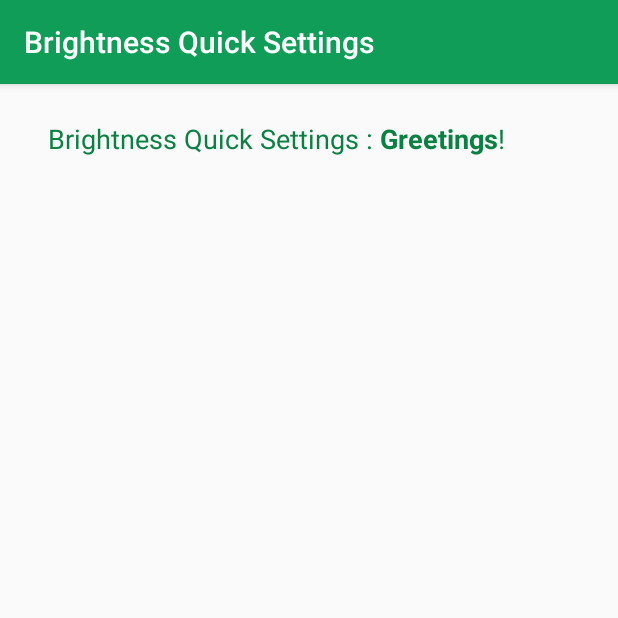
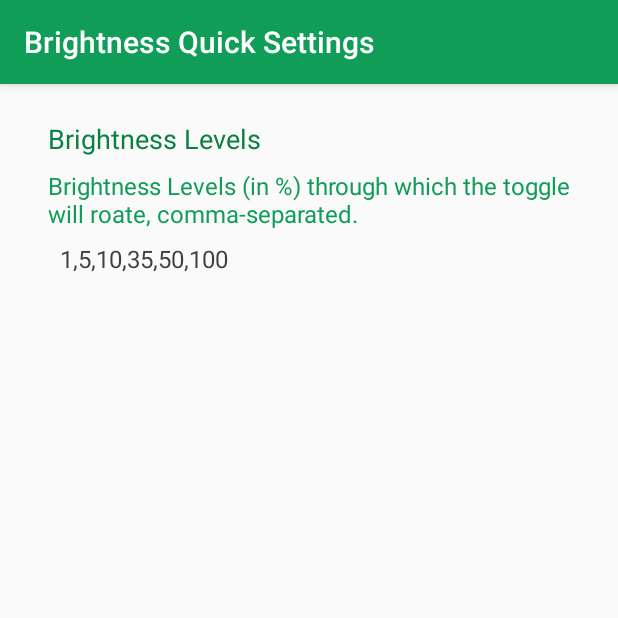
Before and after one commit to orionlee/aBrightnessQS, an Android app: the screen it shows after launch (MainActivity), on a phone screen of 412 x 824 dp, the top half of it. Run offline under Robolectric (Android 15) with nearby library versions, the phone set to English and light mode, and no system bars.

Commit message:
UI prototype for Brightness settings

```diff
--- a/app/src/main/java/net/oldev/aBrightnessQS/MainActivity.java
+++ b/app/src/main/java/net/oldev/aBrightnessQS/MainActivity.java
@@ -2,12 +2,121 @@ package net.oldev.aBrightnessQS;
 
 import android.support.v7.app.AppCompatActivity;
 import android.os.Bundle;
+import android.content.Context;
+import android.content.DialogInterface;
+import android.view.View;
+import android.widget.TextView;
+import android.widget.EditText;
 
 public class MainActivity extends AppCompatActivity {
 
+    private static class BrightnessSettingsModel {
+
+        private final Context mContext;
+
+        private ChangeListener mListener = null;
+
+        public BrightnessSettingsModel(Context context) {
+            mContext = context;
+        }
+
+        // TODO: real persistence
+        private static String msSettings = "1,5,10,35,50,100";
+
+        public String getSettings() {
+            return msSettings;
+        }
+
+        public void setSettings(String settings) {
+            // TODO: validation
+            msSettings = settings;
+            fireChangeEvent();
+        }
+
+        private void fireChangeEvent() {
+            if (mListener != null) {
+                mListener.onChange(msSettings);
+            }
+        }
+
+        public void setOnChangeListener(ChangeListener listener) {
+            mListener = listener;
+            fireChangeEvent();
+        }
+
+        public static interface ChangeListener {
+            void onChange(String settings);
+        }
+    }
+    private BrightnessSettingsModel mModel;
+
+    private void dbgMsg(String msg) {
+        android.widget.Toast.makeText(getApplicationContext(), msg,
+            android.widget.Toast.LENGTH_LONG).show();
+    }
     @Override
     protected void onCreate(Bundle savedInstanceState) {
         super.onCreate(savedInstanceState);
+        // Now setup the UI
         setContentView(R.layout.activity_main);
+
+        // Useful for issues below
+        final TextView brightnessPctsOutput = (TextView)findViewById(R.id.brightnessPctsOutput);
+
+        // Connect brightnessPctsOutput UI to the model
+        mModel = new BrightnessSettingsModel(this);
+        BrightnessSettingsModel.ChangeListener changeListener = new BrightnessSettingsModel.ChangeListener() {
+            @Override
+            public void onChange(String settings) {
+                brightnessPctsOutput.setText(settings);
+            }
+        };
+
+        mModel.setOnChangeListener(changeListener);
+
+
+        // Hook a dialog to change brightness levels
+        final View brightnessPctsSection = findViewById(R.id.brightnessPctsSection);
+        brightnessPctsSection.setOnClickListener(new View.OnClickListener() {
+             public void onClick(View v) {
+                 final CharSequence brightnessPctsStr = brightnessPctsOutput.getText();
+                 showBrightnessPctsDialog(brightnessPctsStr);
+             }
+         });
+
+
+    }
+
+    private CharSequence getTextOfViewById(int id) {
+        final TextView tView = (TextView)findViewById(id);
+        return tView.getText();
+    }
+    private void showBrightnessPctsDialog(CharSequence curValue) {
+        android.app.AlertDialog.Builder builder = new android.app.AlertDialog.Builder(this);
+
+        builder.setTitle(getTextOfViewById(R.id.brightnessPctsLabel));
+        builder.setMessage(getTextOfViewById(R.id.brightnessPctsLabelDesc));
+
+        final EditText editText = new EditText(this);
+        editText.setText(curValue);
+
+        builder.setView(editText);
+
+        builder.setPositiveButton("OK", new DialogInterface.OnClickListener() {
+            public void onClick(DialogInterface dialog, int whichButton) {
+                String newVal = editText.getText().toString();
+                mModel.setSettings(newVal);
+                dbgMsg("After OK: " + newVal);
+            }
+        });
+
+        builder.setNegativeButton("CANCEL", new DialogInterface.OnClickListener() {
+            public void onClick(DialogInterface dialog, int whichButton) {
+                // Nothing to do
+            }
+        });
+
+        builder.show();
+
     }
 }
--- a/app/src/main/res/layout/activity_main.xml
+++ b/app/src/main/res/layout/activity_main.xml
@@ -12,7 +12,40 @@
     android:paddingTop="@dimen/activity_vertical_margin"
     tools:context="net.oldev.aBrightnessQS.MainActivity">
 
-    <TextView
+<!--    <TextView
+        android:id="@+id/settingsTitle"
         style="@style/BodyFont"
-        android:text="@string/app_greeting" />
+        android:text="@string/app_greeting" /> -->
+
+    <!-- Wrapping brightness level settings components in a layout so that
+         I can define a single onClick to the entire set
+      -->
+    <RelativeLayout xmlns:android="http://schemas.android.com/apk/res/android"
+            android:id="@+id/brightnessPctsSection"
+            android:layout_width="wrap_content"
+            android:layout_height="wrap_content">
+        <TextView
+            android:id="@+id/brightnessPctsLabel"
+            style="@style/BodyFont"
+            android:layout_width="wrap_content"
+            android:layout_height="wrap_content"
+            android:text="Brightness Levels" /> <!-- @string/brightnessPctsLabel -->
+
+        <TextView
+            android:id="@+id/brightnessPctsLabelDesc"
+            style="@style/DescFont"
+            android:layout_below="@id/brightnessPctsLabel"
+            android:layout_width="wrap_content"
+            android:layout_height="wrap_content"
+            android:text="Brightness Levels (in %) through which the toggle will roate, comma-separated. " />
+
+        <TextView
+            android:id="@+id/brightnessPctsOutput"
+            style="@style/ValueFont"
+            android:layout_below="@id/brightnessPctsLabelDesc"
+            android:layout_width="wrap_content"
+            android:layout_height="wrap_content"
+            android:text="1,5,10,40,100 TODO" />
+    </RelativeLayout>
+
 </RelativeLayout>
--- a/app/src/main/res/values/colors.xml
+++ b/app/src/main/res/values/colors.xml
@@ -5,6 +5,7 @@
 <resources>
     <color name="colorPrimary">#0F9D58</color>
     <color name="colorPrimaryDark">#0B8043</color>
+    <color name="colorPrimaryEdit">#3F3F3F</color>
     <color name="colorTextOnPrimary">#FFFFFF</color>
     <color name="colorAccent">#DB4437</color>
 
--- a/app/src/main/res/values/styles.xml
+++ b/app/src/main/res/values/styles.xml
@@ -29,6 +29,21 @@
         <item name="android:textColor">@color/colorPrimaryDark</item>
     </style>
 
+    <style name="DescFont" parent="@style/BodyFont">
+        <item name="android:textSize">16sp</item>
+        <item name="android:textColor">@color/colorPrimary</item>
+    </style>
+
+    <style name="ValueFont" parent="@style/BodyFont">
+        <item name="android:paddingLeft">24dp</item>
+        <item name="android:textSize">16sp</item>
+        <item name="android:textColor">@color/colorPrimaryEdit</item>
+    </style>
+
+    <style name="EditFont" parent="@style/BodyFont">
+        <item name="android:textColor">@color/colorPrimaryEdit</item>
+    </style>
+
     <style name="LinkFont" parent="@style/BodyFont">
         <item name="android:textColor">@color/colorTextHyperlink</item>
     </style>
```
